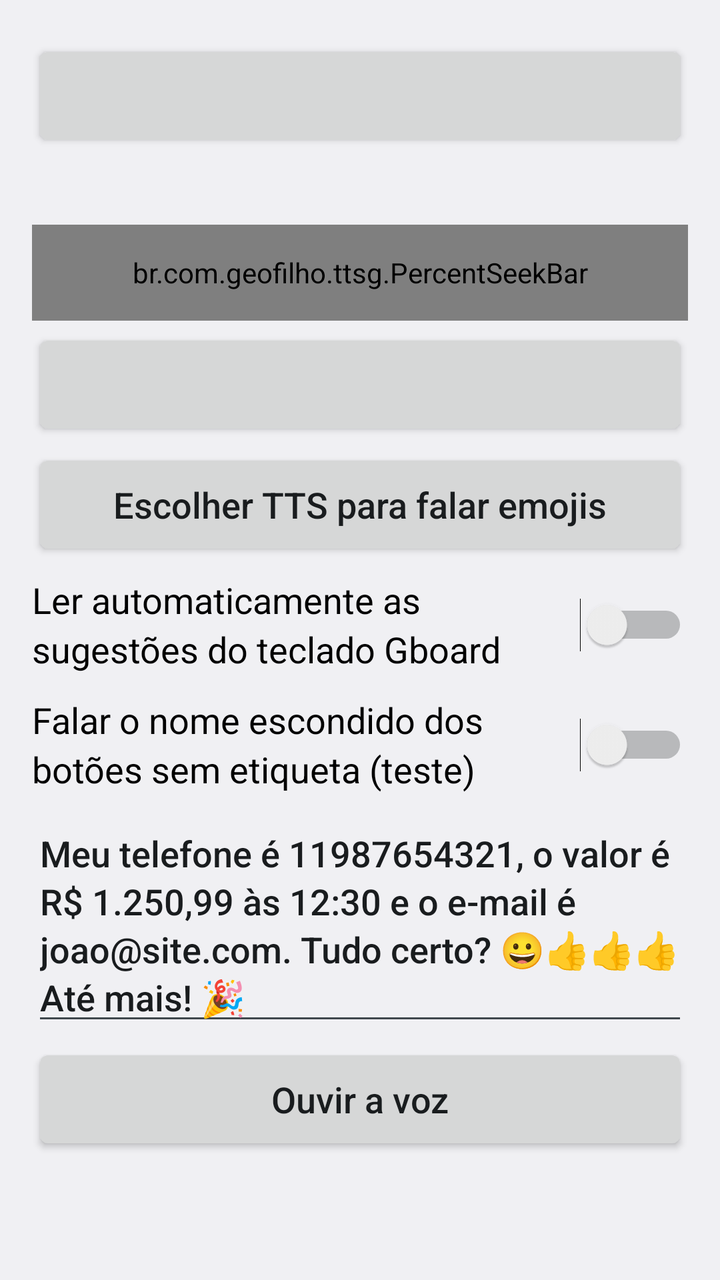
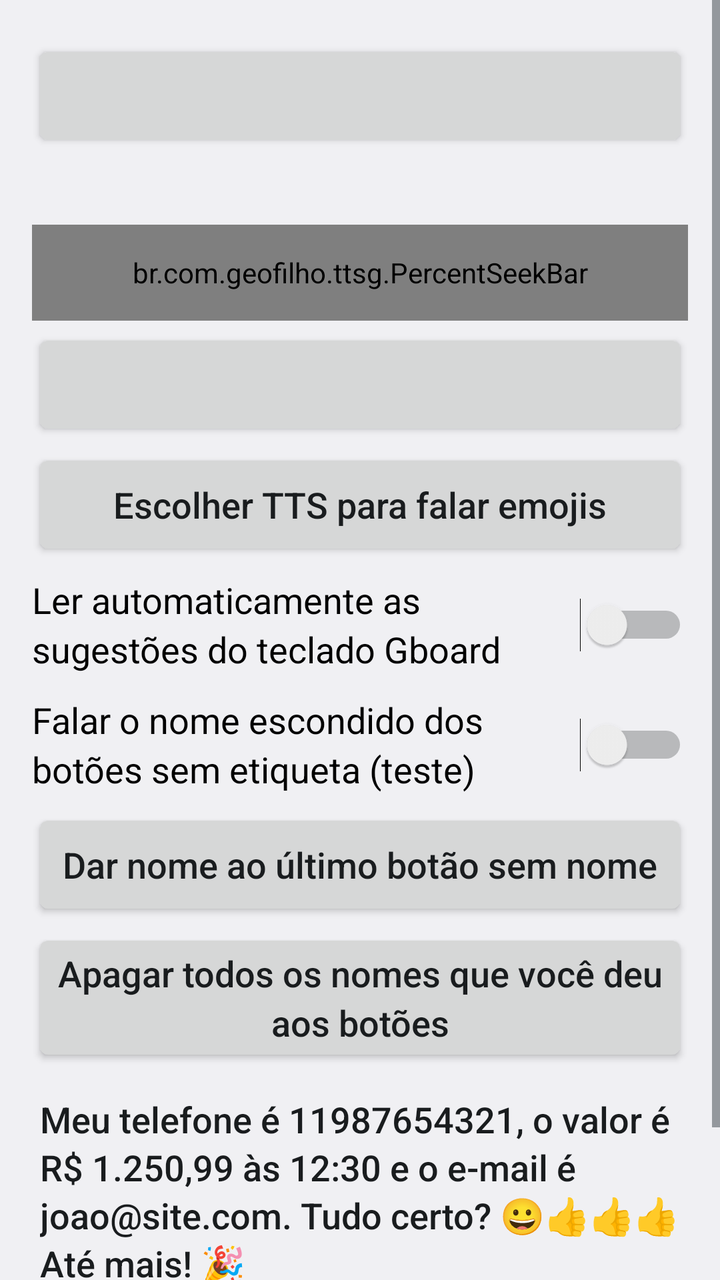

The first picture is an Android layout as it rendered before a commit; the second is the same layout after the commit. The layout source and the unified diff follow.
<!-- AndroidManifest.xml: application theme AppTheme -->
<!-- res/layout/activity_numbers.xml -->
<?xml version="1.0" encoding="utf-8"?>
<ScrollView xmlns:android="http://schemas.android.com/apk/res/android"
    android:layout_width="match_parent"
    android:layout_height="match_parent"
    android:fillViewport="true">

    <LinearLayout
        android:layout_width="match_parent"
        android:layout_height="wrap_content"
        android:orientation="vertical"
        android:padding="16dp">

        <Button
            android:id="@+id/btn_numbers"
            style="@style/Row" />

        <TextView
            android:id="@+id/lbl_number_rate"
            style="@style/SliderLabel" />

        <br.com.geofilho.ttsg.PercentSeekBar
            android:id="@+id/seek_number_rate"
            style="@style/Slider" />

        <Button
            android:id="@+id/btn_punctuation"
            style="@style/Row" />

        <Button
            android:id="@+id/btn_emoji"
            style="@style/Row"
            android:text="@string/emoji_voice" />

        <Switch
            android:id="@+id/switch_gboard"
            style="@style/Row"
            android:text="@string/gboard_switch" />

        <Switch
            android:id="@+id/switch_unlabeled"
            style="@style/Row"
            android:text="@string/unlabeled_switch" />

        <EditText
            android:id="@+id/edit_test"
            style="@style/Row"
            android:hint="@string/hint_test_text"
            android:importantForAutofill="no"
            android:inputType="textMultiLine|textCapSentences"
            android:text="@string/numbers_test_text" />

        <Button
            android:id="@+id/btn_test"
            style="@style/Row"
            android:text="@string/listen" />
    </LinearLayout>
</ScrollView>
<!-- resources referenced by this layout -->
<resources>
  <string name="emoji_voice">Escolher TTS para falar emojis</string>
  <string name="gboard_switch">Ler automaticamente as sugestões do teclado Gboard</string>
  <string name="hint_test_text">Texto para testar a voz</string>
  <string name="listen">Ouvir a voz</string>
  <string name="numbers_test_text">Meu telefone é 11987654321, o valor é R$ 1.250,99 às 12:30 e o e-mail é joao@site.com. Tudo certo? 😀👍👍👍 Até mais! 🎉</string>
  <string name="unlabeled_switch">Falar o nome escondido dos botões sem etiqueta (teste)</string>
  <style name="Row">
          <item name="android:layout_width">match_parent</item>
          <item name="android:layout_height">wrap_content</item>
          <item name="android:minHeight">56dp</item>
          <item name="android:layout_marginTop">4dp</item>
          
          <item name="android:textSize">18sp</item>
          <item name="android:textAllCaps">false</item>
          <item name="android:lineSpacingMultiplier">1.15</item>
          <item name="android:textColorHint">?android:attr/textColorSecondary</item>
      </style>
  <style name="Slider">
          <item name="android:layout_width">match_parent</item>
          <item name="android:layout_height">48dp</item>
          <item name="android:max">100</item>
      </style>
  <style name="SliderLabel">
          <item name="android:layout_width">match_parent</item>
          <item name="android:layout_height">wrap_content</item>
          <item name="android:layout_marginTop">12dp</item>
          <item name="android:textSize">18sp</item>
          <item name="android:lineSpacingMultiplier">1.15</item>
          <item name="android:importantForAccessibility">no</item>
      </style>
  <style name="AppTheme" parent="android:Theme.Material.Light.DarkActionBar" />
</resources>

<!-- the commit's change to res/layout/activity_numbers.xml (unified diff, before → after) -->
@@ -41,6 +41,16 @@
             style="@style/Row"
             android:text="@string/unlabeled_switch" />
 
+        <Button
+            android:id="@+id/btn_name_button"
+            style="@style/Row"
+            android:text="@string/name_button_open" />
+
+        <Button
+            android:id="@+id/btn_clear_names"
+            style="@style/Row"
+            android:text="@string/name_button_clear" />
+
         <EditText
             android:id="@+id/edit_test"
             style="@style/Row"
<!-- resource entries referenced after the edit -->
@@ -4,6 +4,8 @@
   <string name="gboard_switch">Ler automaticamente as sugestões do teclado Gboard</string>
   <string name="hint_test_text">Texto para testar a voz</string>
   <string name="listen">Ouvir a voz</string>
+  <string name="name_button_clear">Apagar todos os nomes que você deu aos botões</string>
+  <string name="name_button_open">Dar nome ao último botão sem nome</string>
   <string name="numbers_test_text">Meu telefone é 11987654321, o valor é R$ 1.250,99 às 12:30 e o e-mail é joao@site.com. Tudo certo? 😀👍👍👍 Até mais! 🎉</string>
   <string name="unlabeled_switch">Falar o nome escondido dos botões sem etiqueta (teste)</string>
   <style name="Row">
